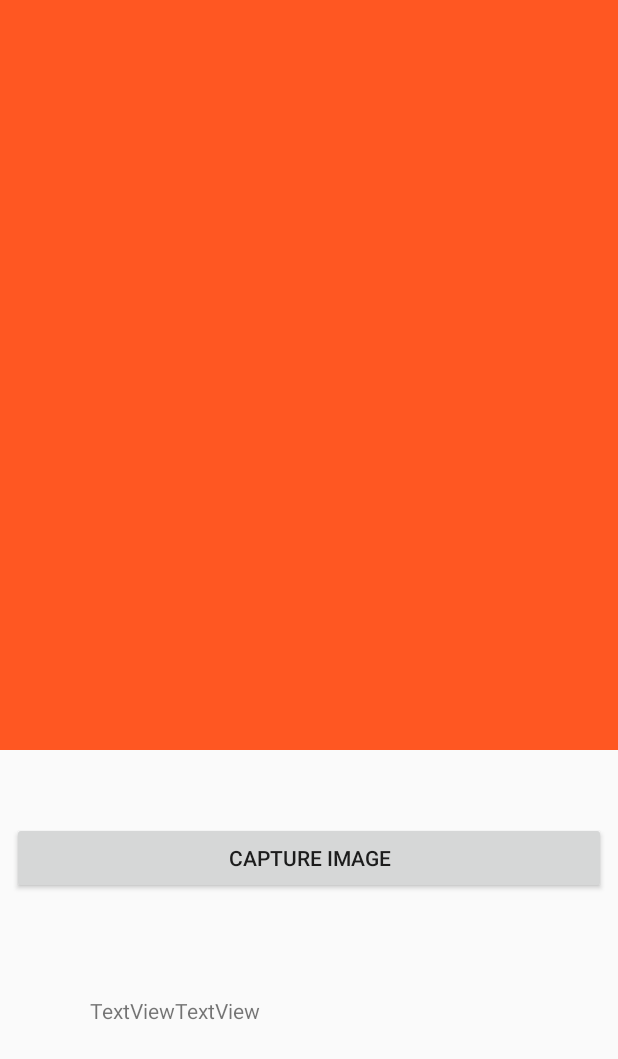
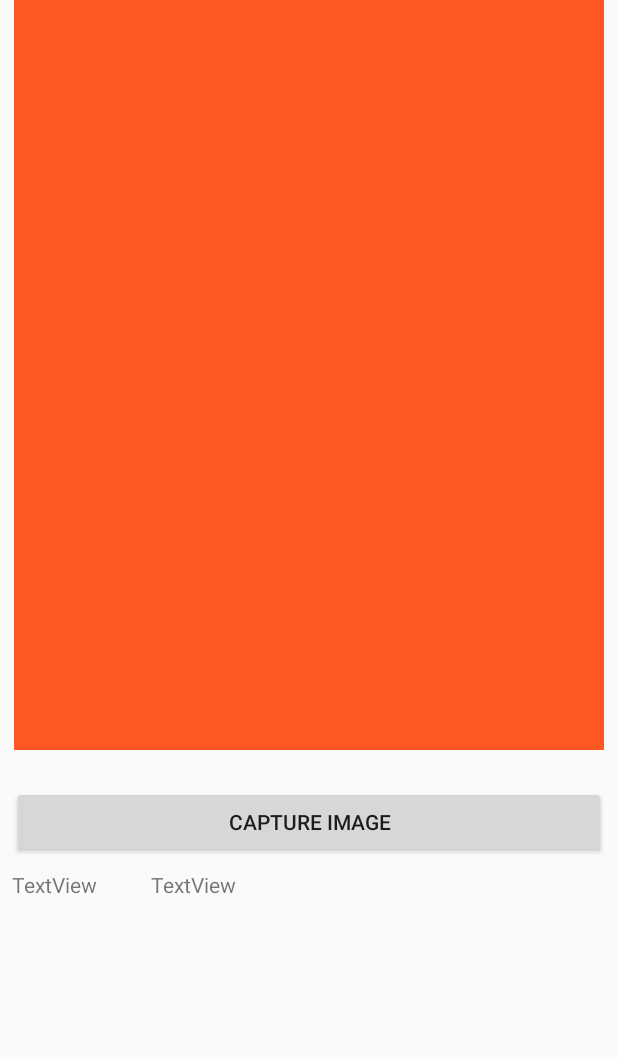
Before and after one commit to jersha/Android2, an Android app: the layout activity_main.xml on its own in the app's theme, with its tools: preview values and no code run, on a phone screen of 412 x 824 dp. Shown: the top 1059 px of the screen. Run offline under Robolectric (Android 15) with nearby library versions, the phone set to English and light mode, and no system bars.

Commit message:
slight changes

```diff
--- a/app/src/main/res/layout/activity_main.xml
+++ b/app/src/main/res/layout/activity_main.xml
@@ -10,7 +10,7 @@
 
     <ImageView
         android:id="@+id/imageView"
-        android:layout_width="475dp"
+        android:layout_width="393dp"
         android:layout_height="500dp"
         android:background="#FF5722"
         android:scaleType="fitXY"
@@ -25,24 +25,22 @@
         android:layout_width="match_parent"
         android:layout_height="wrap_content"
         android:layout_marginStart="8dp"
-        android:layout_marginTop="548dp"
+        android:layout_marginTop="24dp"
         android:layout_marginEnd="8dp"
         android:backgroundTintMode="src_in"
         android:text="Capture Image"
         app:layout_constraintEnd_toEndOf="parent"
         app:layout_constraintHorizontal_bias="0.0"
         app:layout_constraintStart_toStartOf="parent"
-        app:layout_constraintTop_toTopOf="parent" />
+        app:layout_constraintTop_toBottomOf="@+id/imageView" />
 
     <TextView
         android:id="@+id/txt_x"
         android:layout_width="wrap_content"
         android:layout_height="wrap_content"
-        android:layout_marginStart="60dp"
-        android:layout_marginTop="68dp"
+        android:layout_marginStart="8dp"
+        android:layout_marginTop="8dp"
         android:text="TextView"
-        app:layout_constraintEnd_toStartOf="@+id/txt_y"
-        app:layout_constraintHorizontal_bias="0.0"
         app:layout_constraintStart_toStartOf="parent"
         app:layout_constraintTop_toBottomOf="@+id/btnCaptureImage"
         tools:ignore="MissingConstraints" />
@@ -51,7 +49,8 @@
         android:id="@+id/txt_y"
         android:layout_width="wrap_content"
         android:layout_height="wrap_content"
-        android:layout_marginTop="68dp"
+        android:layout_marginStart="36dp"
+        android:layout_marginTop="8dp"
         android:text="TextView"
         app:layout_constraintStart_toEndOf="@+id/txt_x"
         app:layout_constraintTop_toBottomOf="@+id/btnCaptureImage"
--- a/app/src/main/res/values/styles.xml
+++ b/app/src/main/res/values/styles.xml
@@ -1,10 +1,5 @@
 <resources>
     <!-- Base application theme. -->
-    <style name="AppTheme" parent="Theme.AppCompat.Light.DarkActionBar">
-        <!-- Customize your theme here. -->
-        <item name="colorPrimary">@color/colorPrimary</item>
-        <item name="colorPrimaryDark">@color/colorPrimaryDark</item>
-        <item name="colorAccent">@color/colorAccent</item>
-    </style>
+    <style name="AppTheme" parent="Theme.AppCompat.Light.NoActionBar"/>
 
 </resources>
```
